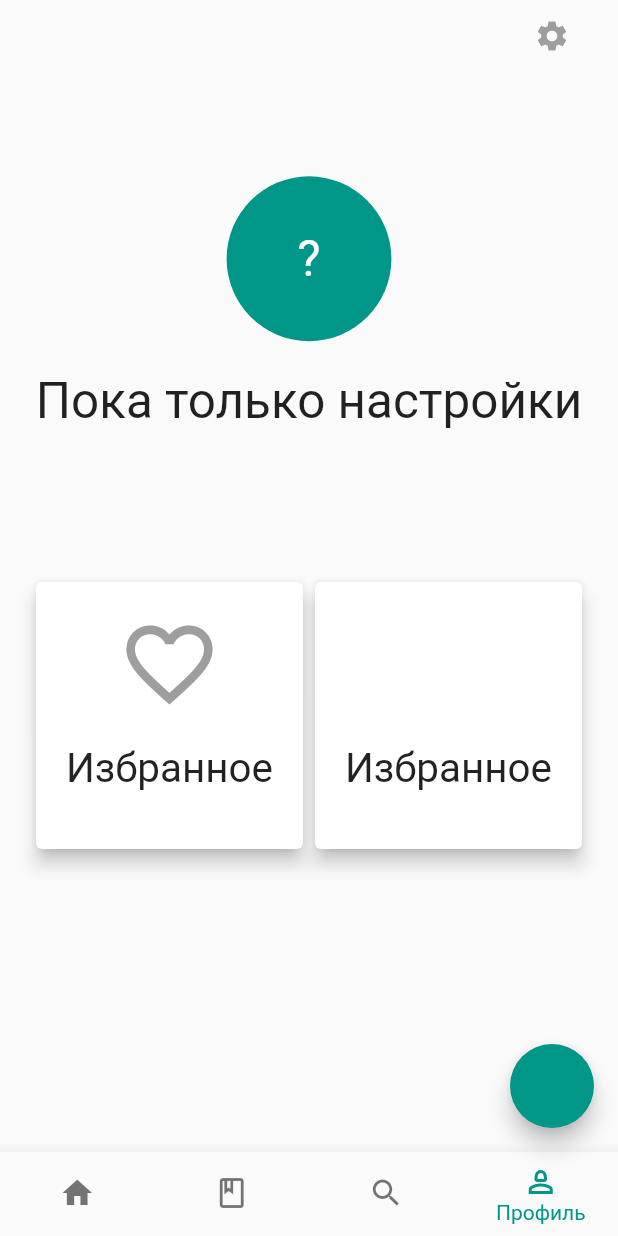
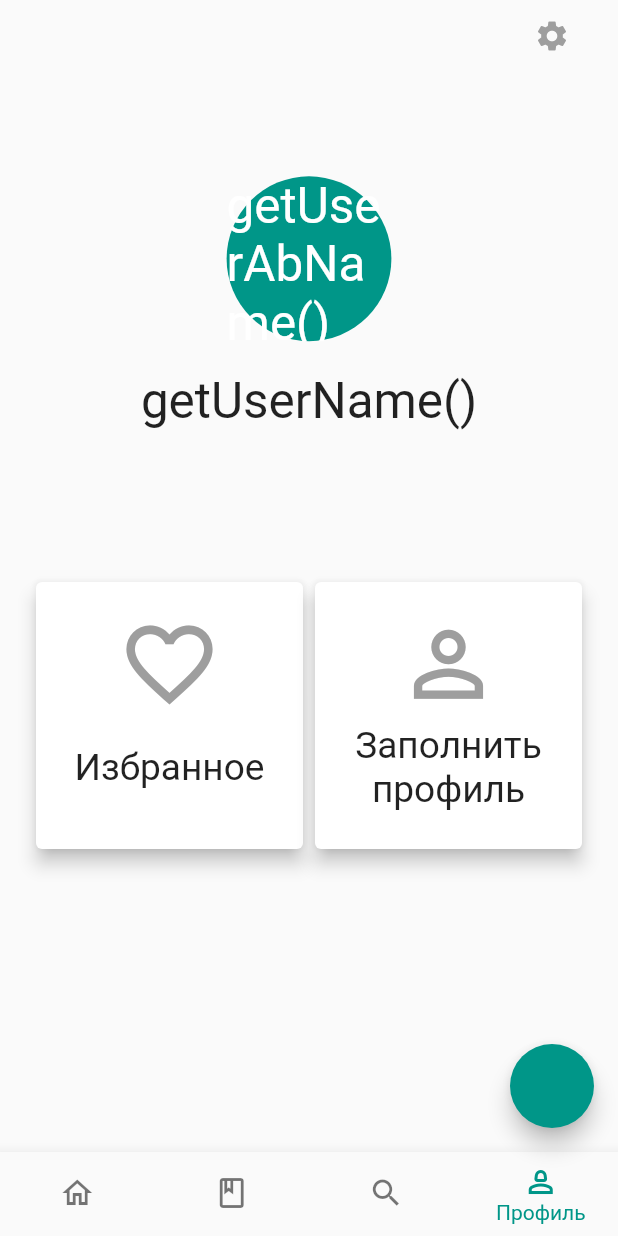
Before and after one commit to EvgrafovBTW/dream_note, a Flutter app: the screen it shows after launch, item 4 of the bottom bar chosen, on a phone screen of 412 x 824 dp. Run offline on Flutter 3.47's test engine with Material 2 defaults, Android fonts, the phone set to English and light mode, and no system bars; drawn by our look-alikes of flutter_platform_widgets, keyboard_dismisser, overlay_support; our stand-ins replace bloc, equatable, flutter_bloc, flutter_slidable, flutter_spinkit, hydrated_bloc.

Commit message:
added screen for user credentials input

```diff
--- a/lib/logic/blocs/user/bloc/user_bloc.dart
+++ /dev/null
@@ -1,13 +0,0 @@
-import 'package:bloc/bloc.dart';
-import 'package:dream_note/models/user_model.dart';
-import 'dart:convert';
-import 'package:equatable/equatable.dart';
-
-part 'user_event.dart';
-part 'user_state.dart';
-
-class UserBloc extends Bloc<UserEvent, UserState> {
-  UserBloc() : super(UserState()) {
-    on<ChangeUserData>((event, emit) => UserState(user: event.userData));
-  }
-}
--- a/lib/logic/blocs/user/bloc/user_event.dart
+++ /dev/null
@@ -1,13 +0,0 @@
-part of 'user_bloc.dart';
-
-abstract class UserEvent extends Equatable {
-  const UserEvent();
-
-  @override
-  List<Object> get props => [];
-}
-
-class ChangeUserData extends UserEvent {
-  final DreamUser userData;
-  const ChangeUserData(this.userData);
-}
--- a/lib/logic/blocs/user/bloc/user_state.dart
+++ /dev/null
@@ -1,42 +0,0 @@
-// ignore_for_file: public_member_api_docs, sort_constructors_first
-
-part of 'user_bloc.dart';
-
-class UserState {
-  DreamUser? user;
-  UserState({
-    this.user,
-  });
-
-  // @override
-  // List<dynamic> get props => [user];
-
-  Map<String, dynamic> toMap() {
-    return <String, dynamic>{
-      'user': user?.toMap(),
-    };
-  }
-
-  factory UserState.fromMap(Map<String, dynamic> map) {
-    return UserState(
-      user: map['user'] != null
-          ? DreamUser.fromMap(map['user'] as Map<String, dynamic>)
-          : null,
-    );
-  }
-
-  String toJson() => json.encode(toMap());
-
-  factory UserState.fromJson(String source) =>
-      UserState.fromMap(json.decode(source) as Map<String, dynamic>);
-
-  UserState copyWith({
-    DreamUser? user,
-  }) {
-    return UserState(
-      user: user ?? this.user,
-    );
-  }
-}
-
-class UserInitial extends UserState {}
--- a/lib/main.dart
+++ b/lib/main.dart
@@ -4,8 +4,7 @@ import 'package:dream_note/logic/blocs/app_load/bloc/app_load_bloc.dart';
 import 'package:dream_note/logic/blocs/app_settings/bloc/app_settings_bloc.dart';
 import 'package:dream_note/logic/blocs/bottom_navigation/bloc/bottom_navigation_bloc.dart';
 import 'package:dream_note/logic/blocs/dreams/bloc/dreams_bloc.dart';
-import 'package:dream_note/logic/blocs/user/bloc/user_bloc.dart';
-import 'package:dream_note/models/dream_model.dart';
+// import 'package:dream_note/logic/blocs/user/bloc/user_bloc.dart';
 import 'package:dream_note/screens/main_screen.dart';
 import 'package:dream_note/screens/new_dream_screen.dart';
 import 'package:dream_note/screens/profile_screen.dart';
@@ -40,9 +39,9 @@ void main() async {
         BlocProvider(
           create: (context) => DreamsBloc(),
         ),
-        BlocProvider(
-          create: (context) => UserBloc(),
-        ),
+        // BlocProvider(
+        //   create: (context) => UserBloc(),
+        // ),
       ],
       child: const MainApp(),
     ),
@@ -163,7 +162,7 @@ class MainApp extends StatelessWidget {
                           items: const [
                             BottomNavigationBarItem(
                               icon: Icon(
-                                Icons.home,
+                                Icons.home_outlined,
                               ),
                               label: 'Главная',
                             ),
--- a/lib/screens/profile_screen.dart
+++ b/lib/screens/profile_screen.dart
@@ -2,12 +2,12 @@
 import 'package:dream_note/logic/blocs/app_settings/bloc/app_settings_bloc.dart';
 import 'package:dream_note/models/user_model.dart';
 import 'package:dream_note/screens/consecutive_screens/favorite_dreams.dart';
+import 'package:dream_note/screens/consecutive_screens/user_credentials_change.dart';
 import 'package:dream_note/utils.dart';
 import 'package:flutter/material.dart';
 import 'package:flutter_bloc/flutter_bloc.dart';
 import 'package:flutter_platform_widgets/flutter_platform_widgets.dart';
 
-import 'package:dream_note/logic/blocs/user/bloc/user_bloc.dart';
 import 'package:dream_note/screens/consecutive_screens/settings_screen.dart';
 
 class UserProfile extends StatelessWidget {
@@ -28,7 +28,44 @@ class UserProfile extends StatelessWidget {
                 children: [
                   Flexible(
                     flex: 2,
-                    child: BlocBuilder<UserBloc, UserState>(
+                    child: GestureDetector(
+                      onTap: () => Navigator.push(
+                        context,
+                        platformPageRoute(
+                          material: (context, platform) =>
+                              MaterialPageRouteData(),
+                          cupertino: (context, platform) =>
+                              CupertinoPageRouteData(),
+                          context: context,
+                          builder: (context) => const SettingsScreen(),
+                        ),
+                      ),
+                      child: Center(
+                        child: Column(
+                          mainAxisAlignment: MainAxisAlignment.center,
+                          children: [
+                            Padding(
+                              padding: const EdgeInsets.symmetric(vertical: 20),
+                              child: CircleAvatar(
+                                radius: sHeight / 15,
+                                child: Text(
+                                  'getUserAbName()',
+                                  style: TextStyle(fontSize: sHeight * 0.04),
+                                ),
+                              ),
+                            ),
+                            Text(
+                              'getUserName()',
+                              style: TextStyle(fontSize: sHeight * 0.04),
+                              overflow: TextOverflow.clip,
+                              textAlign: TextAlign.center,
+                            ),
+                          ],
+                        ),
+                      ),
+                    ),
+                    /*
+                    BlocBuilder<UserBloc, UserState>(
                       builder: (context, state) {
                         String getUserName() {
                           String name = '';
@@ -96,6 +133,7 @@ class UserProfile extends StatelessWidget {
                         );
                       },
                     ),
+                  */
                   ),
                   Flexible(
                     flex: 2,
@@ -115,10 +153,16 @@ class UserProfile extends StatelessWidget {
                           ),
                         ),
                         ProfileMenuCard(
-                          'Избранное',
+                          'Заполнить профиль',
                           onTap: () {
-                            print('object');
+                            platformNavigateTo(
+                              context: context,
+                              screen: const UserCredentialsScreen(),
+                            );
                           },
+                          icon: const Icon(
+                            Icons.person_outline,
+                          ),
                         ),
                       ],
                     ),
@@ -178,11 +222,16 @@ class ProfileMenuCard extends StatelessWidget {
                     : const SizedBox(),
               ),
               Expanded(
-                child: FittedBox(
-                  fit: BoxFit.fitWidth,
-                  child: Text(
-                    label,
-                  ),
+                child: Column(
+                  mainAxisAlignment: MainAxisAlignment.center,
+                  children: [
+                    Text(
+                      label,
+                      style: TextStyle(
+                          fontSize: MediaQuery.of(context).size.height * 0.03),
+                      textAlign: TextAlign.center,
+                    ),
+                  ],
                 ),
               ),
             ],
@@ -260,18 +309,7 @@ class _ChangeNameSheetState extends State<ChangeNameSheet> {
           ),
         ),
         PlatformTextButton(
-          onPressed: () {
-            if (nameController.text.isNotEmpty) {
-              BlocProvider.of<UserBloc>(context).add(
-                ChangeUserData(
-                  DreamUser(
-                    name: nameController.text,
-                    lastName: lastNameController.text,
-                  ),
-                ),
-              );
-            }
-          },
+          onPressed: () {},
           child: const Text('Обновить имя пользователя'),
         )
       ],
```
Also changed, not shown: lib/models/user_model.dart (+45 -1 lines), lib/screens/consecutive_screens/user_credentials_change.dart (added, +103 -0 lines).
